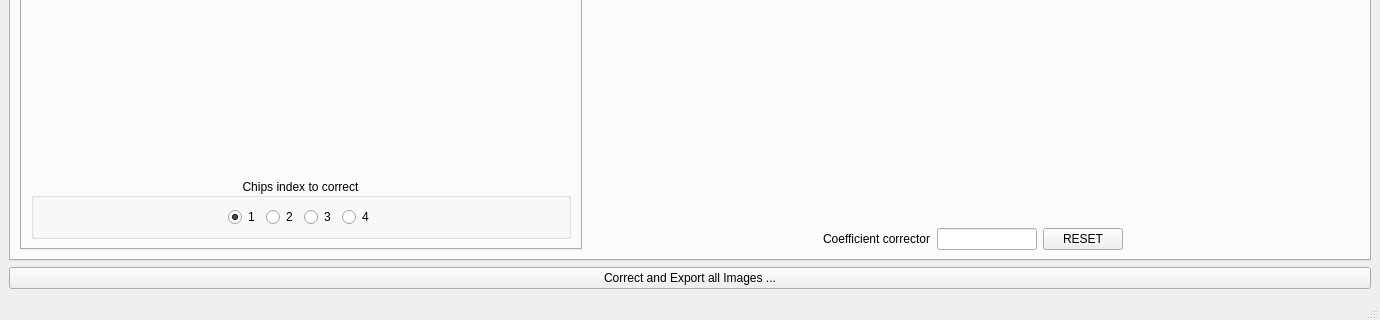
neutronimaging/python_notebooks, file notebooks/ui/ui_mcp_chips_corrector.ui: the form before one commit; both pictures show x 0 to 1380 and y 369 to 689 of the 1380 by 689 pixel window.
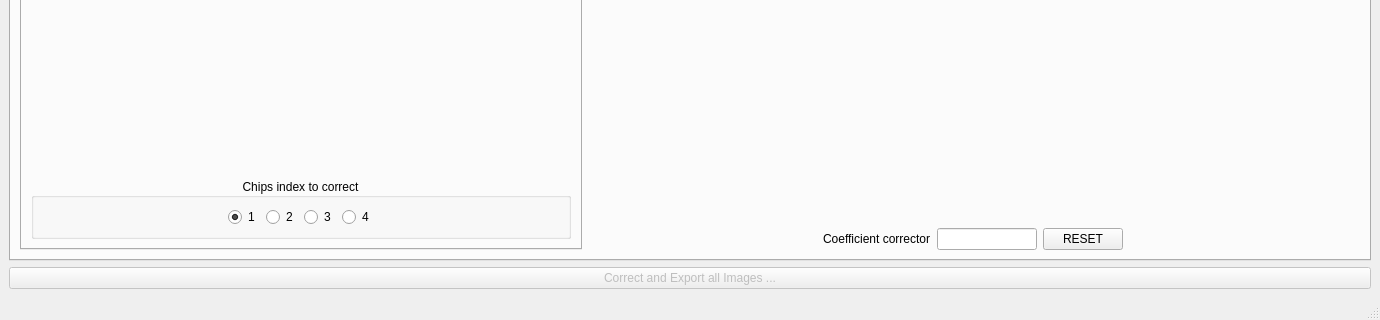
The form after the commit.

Diff of the .ui file:
```diff
--- a/notebooks/ui/ui_mcp_chips_corrector.ui
+++ b/notebooks/ui/ui_mcp_chips_corrector.ui
@@ -349,6 +349,9 @@
     </item>
     <item>
      <widget class="QPushButton" name="perform_correction_pushButton">
+      <property name="enabled">
+       <bool>false</bool>
+      </property>
       <property name="text">
        <string>Correct and Export all Images ...</string>
       </property>
```
Left out of the diff: 17 changed lines with no effect on the pictures.
